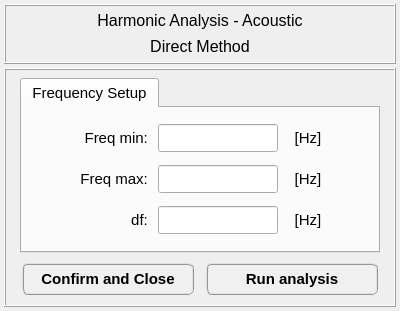
Qt form data/user_input/ui/analysis_/acoustic_/harmonic_analysis_direct_method_inputs.ui (open-pulse/OpenPulse) before a commit.
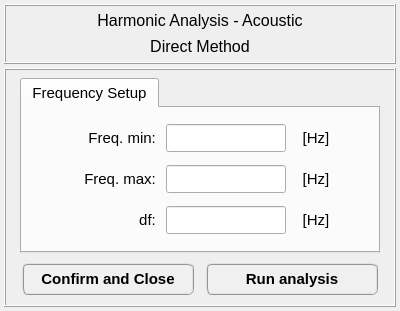
The same form after that commit. Icons and pictures are not drawn.

Commit message: Adding harmonic cursor to structural plots #165

Patch:
```diff
--- a/data/user_input/ui/analysis_/acoustic_/harmonic_analysis_direct_method_inputs.ui
+++ b/data/user_input/ui/analysis_/acoustic_/harmonic_analysis_direct_method_inputs.ui
@@ -263,7 +263,7 @@
              </font>
             </property>
             <property name="styleSheet">
-             <string notr="true">color: rgb(0, 0, 255);</string>
+             <string notr="true"/>
             </property>
             <property name="alignment">
              <set>Qt::AlignCenter</set>
@@ -274,13 +274,13 @@
            <widget class="QLabel" name="label_23">
             <property name="minimumSize">
              <size>
-              <width>84</width>
+              <width>100</width>
               <height>28</height>
              </size>
             </property>
             <property name="maximumSize">
              <size>
-              <width>84</width>
+              <width>100</width>
               <height>28</height>
              </size>
             </property>
@@ -292,7 +292,7 @@
              </font>
             </property>
             <property name="text">
-             <string>Freq max: </string>
+             <string>Freq. max: </string>
             </property>
             <property name="alignment">
              <set>Qt::AlignRight|Qt::AlignTrailing|Qt::AlignVCenter</set>
@@ -323,7 +323,7 @@
              </font>
             </property>
             <property name="styleSheet">
-             <string notr="true">color: rgb(0, 0, 255);</string>
+             <string notr="true"/>
             </property>
             <property name="alignment">
              <set>Qt::AlignCenter</set>
@@ -334,13 +334,13 @@
            <widget class="QLabel" name="label_22">
             <property name="minimumSize">
              <size>
-              <width>84</width>
+              <width>100</width>
               <height>28</height>
              </size>
             </property>
             <property name="maximumSize">
              <size>
-              <width>84</width>
+              <width>100</width>
               <height>28</height>
              </size>
             </property>
@@ -352,7 +352,7 @@
              </font>
             </property>
             <property name="text">
-             <string>Freq min: </string>
+             <string>Freq. min: </string>
             </property>
             <property name="alignment">
              <set>Qt::AlignRight|Qt::AlignTrailing|Qt::AlignVCenter</set>
@@ -470,7 +470,7 @@
              </font>
             </property>
             <property name="styleSheet">
-             <string notr="true">color: rgb(0, 0, 255);</string>
+             <string notr="true"/>
             </property>
             <property name="alignment">
              <set>Qt::AlignCenter</set>
@@ -481,13 +481,13 @@
            <widget class="QLabel" name="label_21">
             <property name="minimumSize">
              <size>
-              <width>84</width>
+              <width>100</width>
               <height>28</height>
              </size>
             </property>
             <property name="maximumSize">
              <size>
-              <width>84</width>
+              <width>100</width>
               <height>28</height>
              </size>
             </property>
```
The commit also changes 15 other files.
